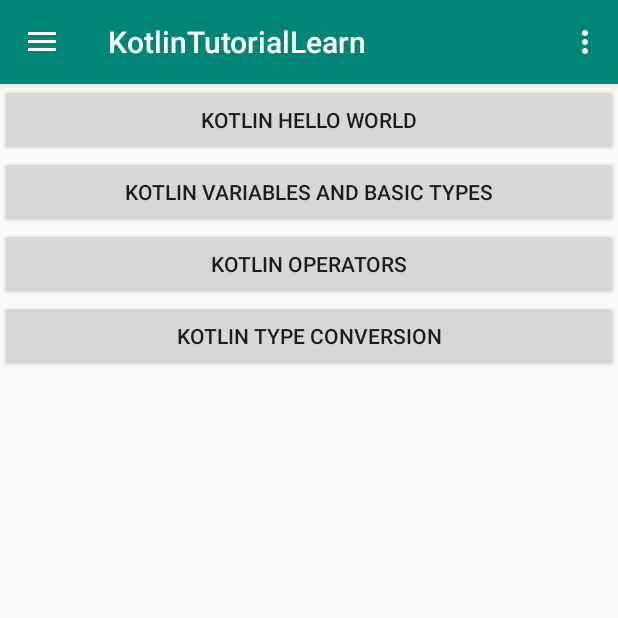
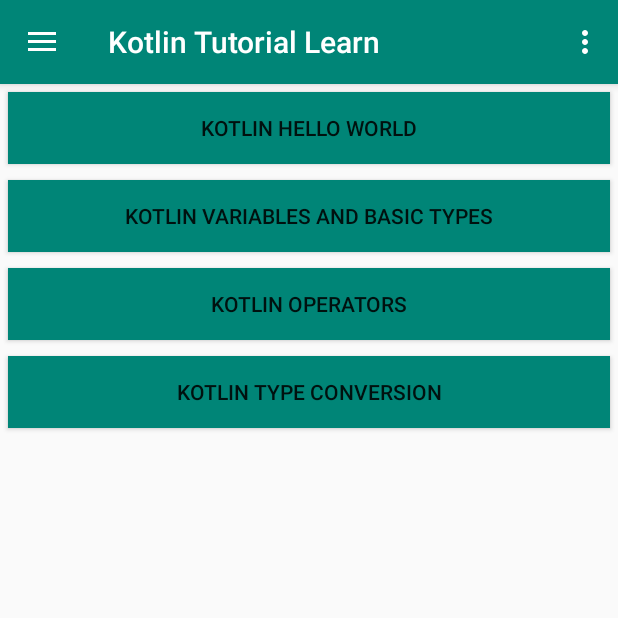
Before and after one commit to zhongxian93/KotlinTutorialLearn, an Android app: the screen it shows after launch (MainActivity), on a phone screen of 412 x 824 dp, the top half of it. Run offline under Robolectric (Android 15) with nearby library versions, the phone set to English and light mode, and no system bars.

Commit message:
change colour tried to change icon but failed

```diff
--- a/app/build.gradle
+++ b/app/build.gradle
@@ -8,7 +8,7 @@
     compileSdkVersion 28
     defaultConfig {
         applicationId "com.example.zhongxian.kotlintutoriallearn"
-        minSdkVersion 15
+        minSdkVersion 21
         targetSdkVersion 28
         versionCode 1
         versionName "1.0"
--- a/app/src/main/res/layout/fragment_home.xml
+++ b/app/src/main/res/layout/fragment_home.xml
@@ -16,28 +16,37 @@
             android:layout_width="match_parent"
             android:layout_height="wrap_content"
             android:orientation="vertical" >
+
             <Button
                 android:id="@+id/Btn1"
                 android:layout_width="match_parent"
                 android:layout_height="wrap_content"
+                android:layout_margin="5dp"
+                android:background="?android:attr/colorEdgeEffect"
                 android:text="@string/helloWorld" />
 
             <Button
                 android:id="@+id/Btn2"
                 android:layout_width="match_parent"
                 android:layout_height="wrap_content"
+                android:layout_margin="5dp"
+                android:background="?android:attr/colorEdgeEffect"
                 android:text="@string/dataTypes" />
 
             <Button
                 android:id="@+id/Btn3"
                 android:layout_width="match_parent"
                 android:layout_height="wrap_content"
+                android:layout_margin="5dp"
+                android:background="?android:attr/colorEdgeEffect"
                 android:text="@string/operators" />
 
             <Button
                 android:id="@+id/Btn4"
                 android:layout_width="match_parent"
                 android:layout_height="wrap_content"
+                android:layout_margin="5dp"
+                android:background="?android:attr/colorEdgeEffect"
                 android:text="@string/conversion" />
         </LinearLayout>
     </ScrollView>
--- a/app/src/main/res/values/colors.xml
+++ b/app/src/main/res/values/colors.xml
@@ -1,6 +1,6 @@
 <?xml version="1.0" encoding="utf-8"?>
 <resources>
     <color name="colorPrimary">#008577</color>
-    <color name="colorPrimaryDark">#00574B</color>
-    <color name="colorAccent">#D81B60</color>
+    <color name="colorPrimaryDark">#00574b</color>
+    <color name="colorAccent">#d81b60</color>
 </resources>
--- a/app/src/main/res/values/strings.xml
+++ b/app/src/main/res/values/strings.xml
@@ -1,5 +1,5 @@
 <resources>
-    <string name="app_name">KotlinTutorialLearn</string>
+    <string name="app_name">Kotlin Tutorial Learn</string>
     <string name="navigation_drawer_open">Open navigation drawer</string>
     <string name="navigation_drawer_close">Close navigation drawer</string>
     <string name="nav_header_title">Kotlin Tutorial</string>
```
Also changed, not shown: app/src/main/res/mipmap-hdpi/ic_launcher.png, app/src/main/res/mipmap-hdpi/ic_launcher_round.png, app/src/main/res/mipmap-mdpi/ic_launcher.png, app/src/main/res/mipmap-mdpi/ic_launcher_round.png, app/src/main/res/mipmap-xhdpi/ic_launcher.png, app/src/main/res/mipmap-xhdpi/ic_launcher_round.png, app/src/main/res/mipmap-xxhdpi/ic_launcher.png, app/src/main/res/mipmap-xxhdpi/ic_launcher_round.png, app/src/main/res/mipmap-xxxhdpi/ic_launcher.png, app/src/main/res/mipmap-xxxhdpi/ic_launcher_round.png.
